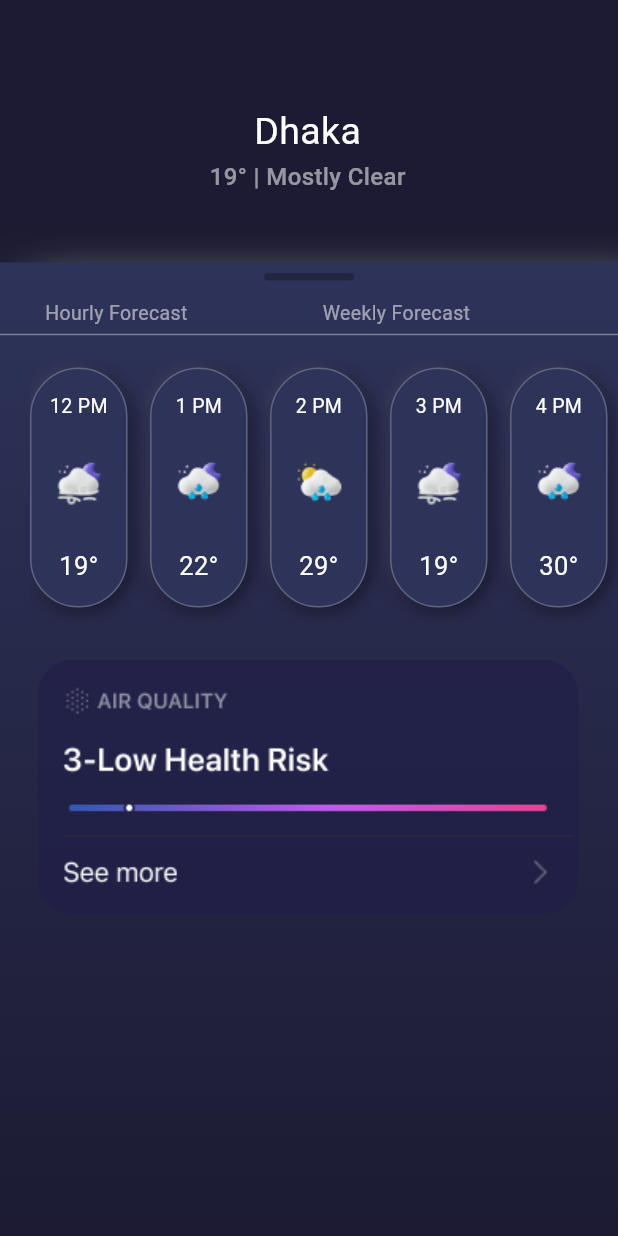
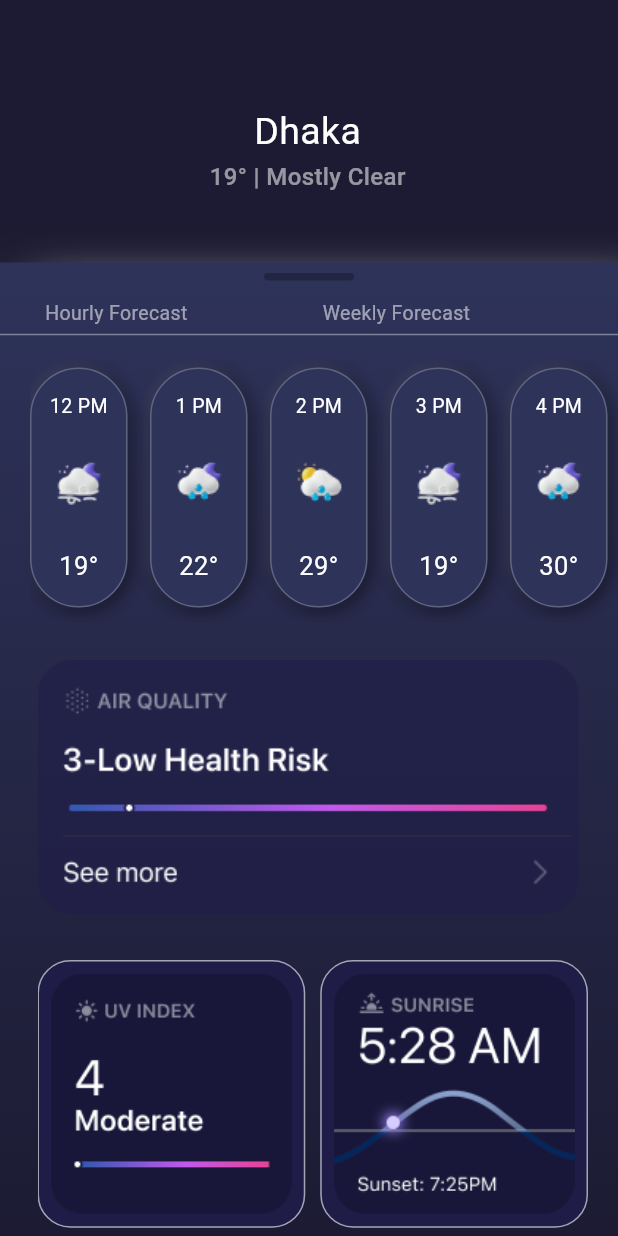
Before and after one commit to mehed1hasan/weather_app, a Flutter app: the Page2 screen opened directly, on a phone screen of 412 x 824 dp. Run offline on Flutter 3.47's test engine with Material 2 defaults, Android fonts, the phone set to English and light mode, and no system bars; missing offline and left inert: neumorphic_ui.

Commit message:
page 3 rectangle edited

```diff
--- a/lib/pages/page2.dart
+++ b/lib/pages/page2.dart
@@ -134,7 +134,73 @@ class _Page2State extends State<Page2> {
                 fit: BoxFit.fill,
               ),
             ),
+          ),
+
+          Container(
+            margin:EdgeInsets.fromLTRB(25, 240+170+30+200, 20, 0),
+            height: 600,
+            width: 700,
+            color: Colors.transparent,
+            child: GridView.count(
+              primary: false,
+             // padding: const EdgeInsets.all(20),
+              crossAxisSpacing: 10,
+              mainAxisSpacing: 10,
+              crossAxisCount: 2,
+              children: <Widget>[
+                Container(
+                  padding: const EdgeInsets.all(8),
+                  decoration: BoxDecoration(
+                    borderRadius: BorderRadius.circular(22),
+                    border: Border.all(
+                      width: 1,
+                      color: Colors.white60,
+                    ),
+                    color: Color(0xff1f1d47),
+                  ),
+                  child: Image.asset("assets/uvindex.png"),
+                ),
+                Container(
+                  padding: const EdgeInsets.all(8),
+                  decoration: BoxDecoration(
+                    borderRadius: BorderRadius.circular(22),
+                    border: Border.all(
+                      width: 1,
+                      color: Colors.white60,
+                    ),
+                    color: Color(0xff1f1d47),
+                  ),
+                  child: Image.asset("assets/Sunrise.png"),
+                ),
+                Container(
+                  padding: const EdgeInsets.all(8),
+                  decoration: BoxDecoration(
+                    borderRadius: BorderRadius.circular(22),
+                    border: Border.all(
+                      width: 1,
+                      color: Colors.white60,
+                    ),
+                    color: Color(0xff1f1d47),
+                  ),
+                  child: Image.asset("assets/wind.png"),
+                ),
+                Container(
+                  padding: const EdgeInsets.all(8),
+                  decoration: BoxDecoration(
+                    borderRadius: BorderRadius.circular(22),
+                    border: Border.all(
+                      width: 1,
+                      color: Colors.white60,
+                    ),
+                    color: Color(0xff1f1d47),
+                  ),
+                  child: Image.asset("assets/rainfall.png"),
+                ),
+
+              ],
+            ),
           )
+          //Text("fuck",style: TextStyle(fontSize: 89),)
 
         ],
       ),
```
Also changed, not shown: assets/Sunrise.png (added), assets/rainfall.png (added), assets/uvindex.png (added), assets/wind.png (added).
